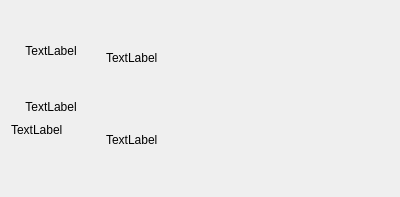
Old version of the form ui/chatrootmsg.ui in the repository tonquer/picacg-qt.
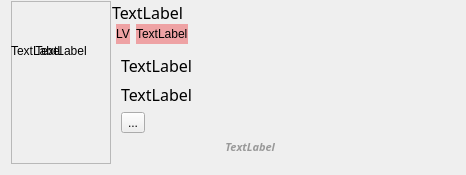
New version of the form.

```diff
--- a/ui/chatrootmsg.ui
+++ b/ui/chatrootmsg.ui
@@ -6,95 +6,211 @@
    <rect>
     <x>0</x>
     <y>0</y>
-    <width>400</width>
-    <height>197</height>
+    <width>466</width>
+    <height>175</height>
    </rect>
   </property>
   <property name="windowTitle">
    <string>Form</string>
   </property>
   <layout class="QGridLayout" name="gridLayout_2">
+   <property name="topMargin">
+    <number>1</number>
+   </property>
+   <property name="spacing">
+    <number>1</number>
+   </property>
+   <item row="0" column="2">
+    <spacer name="horizontalSpacer">
+     <property name="orientation">
+      <enum>Qt::Horizontal</enum>
+     </property>
+     <property name="sizeHint" stdset="0">
+      <size>
+       <width>40</width>
+       <height>20</height>
+      </size>
+     </property>
+    </spacer>
+   </item>
    <item row="0" column="0">
     <layout class="QVBoxLayout" name="verticalLayout">
      <item>
-      <widget class="QLabel" name="picLabel">
+      <widget class="QFrame" name="frame">
        <property name="minimumSize">
         <size>
-         <width>80</width>
-         <height>80</height>
+         <width>100</width>
+         <height>100</height>
         </size>
        </property>
-       <property name="maximumSize">
-        <size>
-         <width>80</width>
-         <height>80</height>
-        </size>
+       <property name="frameShape">
+        <enum>QFrame::StyledPanel</enum>
        </property>
-       <property name="text">
-        <string>TextLabel</string>
+       <property name="frameShadow">
+        <enum>QFrame::Raised</enum>
        </property>
-       <property name="alignment">
-        <set>Qt::AlignCenter</set>
-       </property>
+       <widget class="QLabel" name="picLabel">
+        <property name="geometry">
+         <rect>
+          <x>10</x>
+          <y>10</y>
+          <width>80</width>
+          <height>80</height>
+         </rect>
+        </property>
+        <property name="minimumSize">
+         <size>
+          <width>80</width>
+          <height>80</height>
+         </size>
+        </property>
+        <property name="maximumSize">
+         <size>
+          <width>80</width>
+          <height>80</height>
+         </size>
+        </property>
+        <property name="text">
+         <string>TextLabel</string>
+        </property>
+        <property name="alignment">
+         <set>Qt::AlignCenter</set>
+        </property>
+       </widget>
+       <widget class="QLabel" name="label">
+        <property name="geometry">
+         <rect>
+          <x>0</x>
+          <y>0</y>
+          <width>100</width>
+          <height>100</height>
+         </rect>
+        </property>
+        <property name="minimumSize">
+         <size>
+          <width>100</width>
+          <height>100</height>
+         </size>
+        </property>
+        <property name="text">
+         <string>TextLabel</string>
+        </property>
+       </widget>
       </widget>
      </item>
-     <item>
-      <widget class="QLabel" name="nameLabel">
-       <property name="minimumSize">
-        <size>
-         <width>80</width>
-         <height>20</height>
-        </size>
-       </property>
-       <property name="maximumSize">
-        <size>
-         <width>80</width>
-         <height>20</height>
-        </size>
-       </property>
-       <property name="text">
-        <string>TextLabel</string>
-       </property>
-       <property name="alignment">
-        <set>Qt::AlignCenter</set>
-       </property>
-      </widget>
-     </item>
-     <item>
-      <widget class="QLabel" name="numLabel">
-       <property name="maximumSize">
-        <size>
-         <width>80</width>
-         <height>20</height>
-        </size>
-       </property>
-       <property name="text">
-        <string>TextLabel</string>
-       </property>
-      </widget>
-     </item>
-     <item>
-      <spacer name="verticalSpacer">
-       <property name="orientation">
-        <enum>Qt::Vertical</enum>
-       </property>
-       <property name="sizeHint" stdset="0">
-        <size>
-         <width>20</width>
-         <height>40</height>
-        </size>
-       </property>
-      </spacer>
-     </item>
     </layout>
    </item>
    <item row="0" column="1">
-    <layout class="QVBoxLayout" name="verticalLayout_2">
-     <item>
+    <layout class="QGridLayout" name="gridLayout">
+     <property name="spacing">
+      <number>1</number>
+     </property>
+     <item row="0" column="0">
+      <widget class="QLabel" name="nameLabel">
+       <property name="minimumSize">
+        <size>
+         <width>0</width>
+         <height>20</height>
+        </size>
+       </property>
+       <property name="maximumSize">
+        <size>
+         <width>16777215</width>
+         <height>30</height>
+        </size>
+       </property>
+       <property name="font">
+        <font>
+         <family>微软雅黑</family>
+         <pointsize>12</pointsize>
+        </font>
+       </property>
+       <property name="text">
+        <string>TextLabel</string>
+       </property>
+      </widget>
+     </item>
+     <item row="1" column="0">
+      <layout class="QHBoxLayout" name="horizontalLayout">
+       <property name="spacing">
+        <number>6</number>
+       </property>
+       <property name="leftMargin">
+        <number>4</number>
+       </property>
+       <property name="rightMargin">
+        <number>4</number>
+       </property>
+       <item>
+        <widget class="QLabel" name="levelLabel">
+         <property name="minimumSize">
+          <size>
+           <width>0</width>
+           <height>20</height>
+          </size>
+         </property>
+         <property name="maximumSize">
+          <size>
+           <width>16777215</width>
+           <height>20</height>
+          </size>
+         </property>
+         <property name="styleSheet">
+          <string notr="true">background:#eeA2A4;</string>
+         </property>
+         <property name="text">
+          <string>LV</string>
+         </property>
+        </widget>
+       </item>
+       <item>
+        <widget class="QLabel" name="titleLabel">
+         <property name="minimumSize">
+          <size>
+           <width>0</width>
+           <height>20</height>
+          </size>
+         </property>
+         <property name="maximumSize">
+          <size>
+           <width>16777215</width>
+           <height>20</height>
+          </size>
+         </property>
+         <property name="styleSheet">
+          <string notr="true">background:#eeA2A4;</string>
+         </property>
+         <property name="text">
+          <string>TextLabel</string>
+         </property>
+        </widget>
+       </item>
+       <item>
+        <spacer name="horizontalSpacer_2">
+         <property name="orientation">
+          <enum>Qt::Horizontal</enum>
+         </property>
+         <property name="sizeHint" stdset="0">
+          <size>
+           <width>40</width>
+           <height>20</height>
+          </size>
+         </property>
+        </spacer>
+       </item>
+      </layout>
+     </item>
+     <item row="4" column="0">
       <widget class="QWidget" name="widget" native="true">
        <layout class="QVBoxLayout" name="verticalLayout_3">
         <item>
          <widget class="QLabel" name="replayLabel">
+          <property name="font">
+           <font>
+            <family>微软雅黑</family>
+            <pointsize>12</pointsize>
+           </font>
+          </property>
           <property name="text">
            <string>TextLabel</string>
           </property>
@@ -102,11 +218,47 @@
         </item>
         <item>
          <widget class="QLabel" name="commentLabel">
+          <property name="font">
+           <font>
+            <family>微软雅黑</family>
+            <pointsize>12</pointsize>
+           </font>
+          </property>
           <property name="text">
            <string>TextLabel</string>
           </property>
          </widget>
         </item>
+        <item>
+         <widget class="QToolButton" name="toolButton">
+          <property name="text">
+           <string>...</string>
+          </property>
+         </widget>
+        </item>
+        <item>
+         <widget class="QLabel" name="infoLabel">
+          <property name="font">
+           <font>
+            <family>微软雅黑</family>
+            <pointsize>8</pointsize>
+            <weight>75</weight>
+            <italic>true</italic>
+            <bold>true</bold>
+            <underline>false</underline>
+           </font>
+          </property>
+          <property name="styleSheet">
+           <string notr="true">color: #999999;</string>
+          </property>
+          <property name="text">
+           <string>TextLabel</string>
+          </property>
+          <property name="alignment">
+           <set>Qt::AlignRight|Qt::AlignTrailing|Qt::AlignVCenter</set>
+          </property>
+         </widget>
+        </item>
        </layout>
       </widget>
      </item>
```
